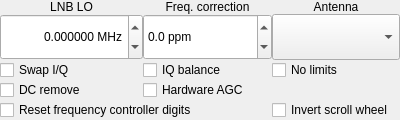
The window that src/qtgui/dockinputctl.ui (shawnj007/gqrx-touch) describes before a commit, drawn with Qt 5.
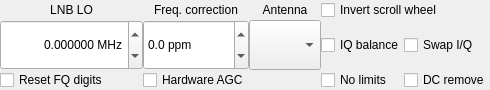
The same window after the commit. Icons and pictures are not drawn.

Commit message: Form sizes reduction

The edit to the form file:
```diff
--- a/src/qtgui/dockinputctl.ui
+++ b/src/qtgui/dockinputctl.ui
@@ -7,7 +7,7 @@
     <x>0</x>
     <y>0</y>
     <width>400</width>
-    <height>120</height>
+    <height>90</height>
    </rect>
   </property>
   <property name="sizePolicy">
@@ -19,7 +19,7 @@
   <property name="minimumSize">
    <size>
     <width>400</width>
-    <height>120</height>
+    <height>90</height>
    </size>
   </property>
   <property name="maximumSize">
@@ -69,7 +69,7 @@
       <property name="spacing">
        <number>0</number>
       </property>
-      <item row="1" column="0">
+      <item row="2" column="0">
        <widget class="QDoubleSpinBox" name="lnbSpinBox">
         <property name="sizePolicy">
          <sizepolicy hsizetype="MinimumExpanding" vsizetype="MinimumExpanding">
@@ -106,7 +106,38 @@
         </property>
        </widget>
       </item>
-      <item row="1" column="1">
+      <item row="0" column="0">
+       <widget class="QLabel" name="lnbLabel">
+        <property name="sizePolicy">
+         <sizepolicy hsizetype="MinimumExpanding" vsizetype="Preferred">
+          <horstretch>0</horstretch>
+          <verstretch>0</verstretch>
+         </sizepolicy>
+        </property>
+        <property name="minimumSize">
+         <size>
+          <width>0</width>
+          <height>0</height>
+         </size>
+        </property>
+        <property name="maximumSize">
+         <size>
+          <width>16777215</width>
+          <height>20</height>
+         </size>
+        </property>
+        <property name="text">
+         <string>LNB LO</string>
+        </property>
+        <property name="alignment">
+         <set>Qt::AlignCenter</set>
+        </property>
+        <property name="indent">
+         <number>-1</number>
+        </property>
+       </widget>
+      </item>
+      <item row="2" column="1">
        <widget class="QDoubleSpinBox" name="freqCorrSpinBox">
         <property name="sizePolicy">
          <sizepolicy hsizetype="MinimumExpanding" vsizetype="MinimumExpanding">
@@ -137,6 +168,53 @@
         </property>
        </widget>
       </item>
+      <item row="0" column="1">
+       <widget class="QLabel" name="freqCorrLabel">
+        <property name="sizePolicy">
+         <sizepolicy hsizetype="MinimumExpanding" vsizetype="Preferred">
+          <horstretch>0</horstretch>
+          <verstretch>0</verstretch>
+         </sizepolicy>
+        </property>
+        <property name="minimumSize">
+         <size>
+          <width>0</width>
+          <height>0</height>
+         </size>
+        </property>
+        <property name="maximumSize">
+         <size>
+          <width>16777215</width>
+          <height>20</height>
+         </size>
+        </property>
+        <property name="text">
+         <string>Freq. correction</string>
+        </property>
+        <property name="alignment">
+         <set>Qt::AlignCenter</set>
+        </property>
+       </widget>
+      </item>
+      <item row="2" column="2">
+       <widget class="QComboBox" name="antSelector">
+        <property name="sizePolicy">
+         <sizepolicy hsizetype="MinimumExpanding" vsizetype="MinimumExpanding">
+          <horstretch>0</horstretch>
+          <verstretch>0</verstretch>
+         </sizepolicy>
+        </property>
+        <property name="minimumSize">
+         <size>
+          <width>0</width>
+          <height>0</height>
+         </size>
+        </property>
+        <property name="toolTip">
+         <string>Select active antenna connector</string>
+        </property>
+       </widget>
+      </item>
       <item row="0" column="2">
        <widget class="QLabel" name="antSelectorLabel">
         <property name="sizePolicy">
@@ -168,6 +246,28 @@
         </property>
        </widget>
       </item>
+      <item row="3" column="0">
+       <widget class="QCheckBox" name="freqCtrlResetButton">
+        <property name="sizePolicy">
+         <sizepolicy hsizetype="MinimumExpanding" vsizetype="Preferred">
+          <horstretch>0</horstretch>
+          <verstretch>0</verstretch>
+         </sizepolicy>
+        </property>
+        <property name="minimumSize">
+         <size>
+          <width>0</width>
+          <height>0</height>
+         </size>
+        </property>
+        <property name="toolTip">
+         <string>&lt;html&gt;&lt;head/&gt;&lt;body&gt;&lt;p&gt;Reset subordinate digits in main frequency control widget&lt;/p&gt;&lt;/body&gt;&lt;/html&gt;</string>
+        </property>
+        <property name="text">
+         <string>Reset FQ digits</string>
+        </property>
+       </widget>
+      </item>
       <item row="3" column="1">
        <widget class="QCheckBox" name="agcButton">
         <property name="sizePolicy">
@@ -190,8 +290,8 @@
         </property>
        </widget>
       </item>
-      <item row="0" column="1">
-       <widget class="QLabel" name="freqCorrLabel">
+      <item row="2" column="3">
+       <widget class="QCheckBox" name="iqBalanceButton">
         <property name="sizePolicy">
          <sizepolicy hsizetype="MinimumExpanding" vsizetype="Preferred">
           <horstretch>0</horstretch>
@@ -204,21 +304,15 @@
           <height>0</height>
          </size>
         </property>
-        <property name="maximumSize">
-         <size>
-          <width>16777215</width>
-          <height>20</height>
-         </size>
+        <property name="toolTip">
+         <string>Enable automatic I/Q balance (requires gr-iqbal component)</string>
         </property>
         <property name="text">
-         <string>Freq. correction</string>
-        </property>
-        <property name="alignment">
-         <set>Qt::AlignCenter</set>
+         <string>IQ balance</string>
         </property>
        </widget>
       </item>
-      <item row="2" column="0">
+      <item row="2" column="4">
        <widget class="QCheckBox" name="iqSwapButton">
         <property name="sizePolicy">
          <sizepolicy hsizetype="MinimumExpanding" vsizetype="Preferred">
@@ -243,8 +337,8 @@
         </property>
        </widget>
       </item>
-      <item row="0" column="0">
-       <widget class="QLabel" name="lnbLabel">
+      <item row="0" column="3" colspan="2">
+       <widget class="QCheckBox" name="invertScrollingButton">
         <property name="sizePolicy">
          <sizepolicy hsizetype="MinimumExpanding" vsizetype="Preferred">
           <horstretch>0</horstretch>
@@ -257,87 +351,12 @@
           <height>0</height>
          </size>
         </property>
-        <property name="maximumSize">
-         <size>
-          <width>16777215</width>
-          <height>20</height>
-         </size>
-        </property>
         <property name="text">
-         <string>LNB LO</string>
+         <string>Invert scroll wheel</string>
         </property>
-        <property name="alignment">
-         <set>Qt::AlignCenter</set>
-        </property>
-        <property name="indent">
-         <number>-1</number>
-        </property>
        </widget>
       </item>
-      <item row="2" column="1">
-       <widget class="QCheckBox" name="iqBalanceButton">
-        <property name="sizePolicy">
-         <sizepolicy hsizetype="MinimumExpanding" vsizetype="Preferred">
-          <horstretch>0</horstretch>
-          <verstretch>0</verstretch>
-         </sizepolicy>
-        </property>
-        <property name="minimumSize">
-         <size>
-          <width>0</width>
-          <height>0</height>
-         </size>
-        </property>
-        <property name="toolTip">
-         <string>Enable automatic I/Q balance (requires gr-iqbal component)</string>
-        </property>
-        <property name="text">
-         <string>IQ balance</string>
-        </property>
-       </widget>
-      </item>
-      <item row="3" column="0">
-       <widget class="QCheckBox" name="dcCancelButton">
-        <property name="sizePolicy">
-         <sizepolicy hsizetype="MinimumExpanding" vsizetype="Preferred">
-          <horstretch>0</horstretch>
-          <verstretch>0</verstretch>
-         </sizepolicy>
-        </property>
-        <property name="minimumSize">
-         <size>
-          <width>0</width>
-          <height>0</height>
-         </size>
-        </property>
-        <property name="toolTip">
-         <string>Enable automatic DC removal</string>
-        </property>
-        <property name="text">
-         <string>DC remove</string>
-        </property>
-       </widget>
-      </item>
-      <item row="1" column="2">
-       <widget class="QComboBox" name="antSelector">
-        <property name="sizePolicy">
-         <sizepolicy hsizetype="MinimumExpanding" vsizetype="MinimumExpanding">
-          <horstretch>0</horstretch>
-          <verstretch>0</verstretch>
-         </sizepolicy>
-        </property>
-        <property name="minimumSize">
-         <size>
-          <width>0</width>
-          <height>0</height>
-         </size>
-        </property>
-        <property name="toolTip">
-         <string>Select active antenna connector</string>
-        </property>
-       </widget>
-      </item>
-      <item row="2" column="2">
+      <item row="3" column="3">
        <widget class="QCheckBox" name="ignoreButton">
         <property name="sizePolicy">
          <sizepolicy hsizetype="MinimumExpanding" vsizetype="Preferred">
@@ -359,27 +378,8 @@
         </property>
        </widget>
       </item>
-      <item row="4" column="2">
-       <widget class="QCheckBox" name="invertScrollingButton">
-        <property name="sizePolicy">
-         <sizepolicy hsizetype="MinimumExpanding" vsizetype="Preferred">
-          <horstretch>0</horstretch>
-          <verstretch>0</verstretch>
-         </sizepolicy>
-        </property>
-        <property name="minimumSize">
-         <size>
-          <width>0</width>
-          <height>0</height>
-         </size>
-        </property>
-        <property name="text">
-         <string>Invert scroll wheel</string>
-        </property>
-       </widget>
-      </item>
-      <item row="4" column="0" colspan="2">
-       <widget class="QCheckBox" name="freqCtrlResetButton">
+      <item row="3" column="4">
+       <widget class="QCheckBox" name="dcCancelButton">
         <property name="sizePolicy">
          <sizepolicy hsizetype="MinimumExpanding" vsizetype="Preferred">
           <horstretch>0</horstretch>
@@ -393,10 +393,10 @@
          </size>
         </property>
         <property name="toolTip">
-         <string>&lt;html&gt;&lt;head/&gt;&lt;body&gt;&lt;p&gt;Reset subordinate digits in main frequency control widget&lt;/p&gt;&lt;/body&gt;&lt;/html&gt;</string>
+         <string>Enable automatic DC removal</string>
         </property>
         <property name="text">
-         <string>Reset frequency controller digits</string>
+         <string>DC remove</string>
         </property>
        </widget>
       </item>
```
